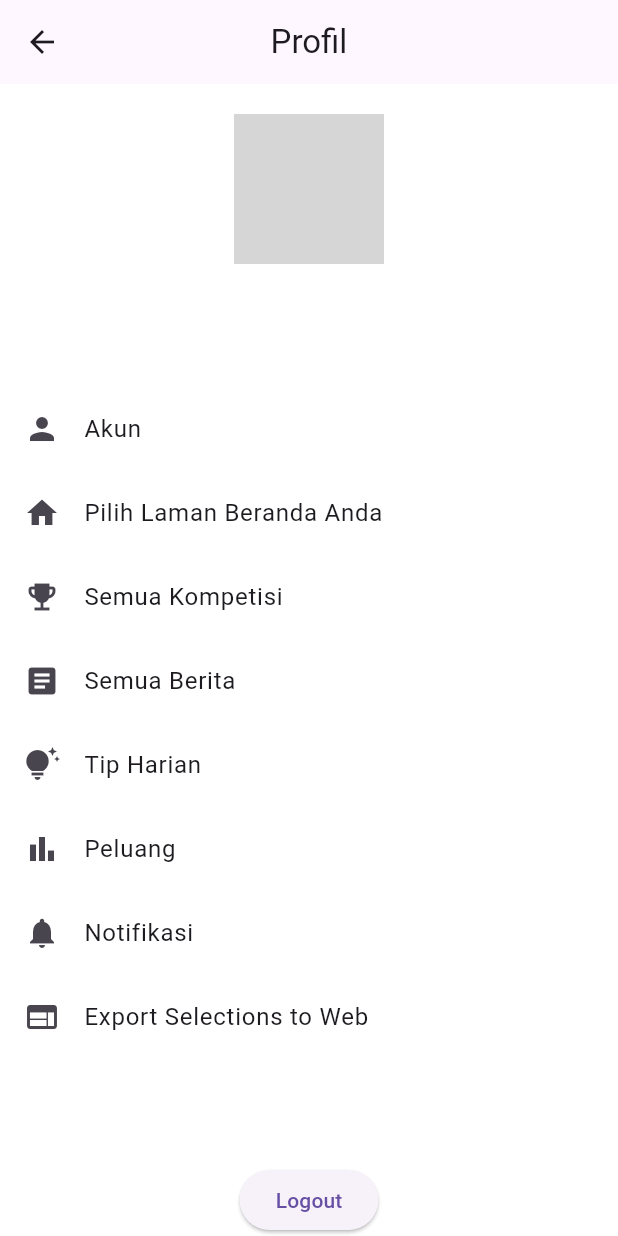
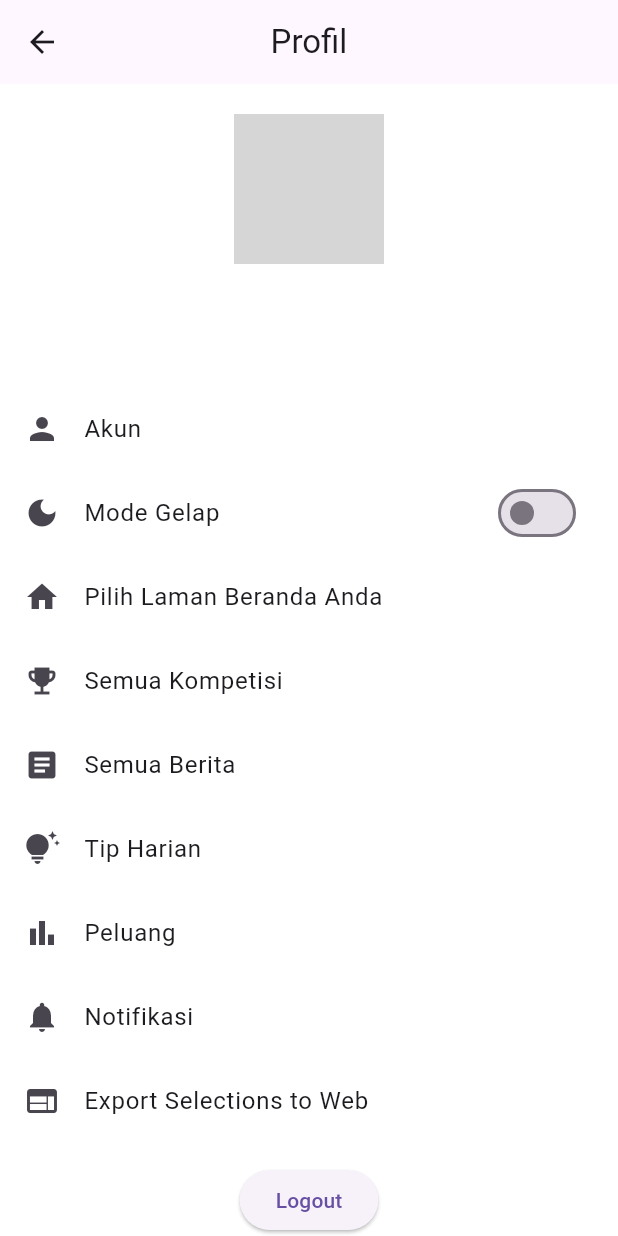
Before and after one commit to Leomuch/uas_mobile, a Flutter app: the screen it shows once a user with an empty profile is signed in, item 4 of the bottom bar chosen, after a tap on "Akun", on a phone screen of 412 x 824 dp. Run offline on Flutter 3.47's test engine with Material 3 defaults, Android fonts, the light colour scheme and no system bars; our stand-ins replace cloud_firestore, firebase_auth, firebase_core, flutter_native_splash, google_sign_in, shared_preferences; accounts and stored records are empty; network calls fail; grey boxes are pictures that could not be loaded.

Commit message:
toggle dark mode

```diff
--- a/lib/controller/controller_bottom_navbar.dart
+++ b/lib/controller/controller_bottom_navbar.dart
@@ -66,7 +66,7 @@ List<Widget> widgetOptions(
                 news['title'] ?? 'No Title',
                 news['description'] ?? 'No Description',
                 news['imageUrl'],
-                news['url'],
+                news['url'], context: context,
               );
             },
           );
--- a/lib/main.dart
+++ b/lib/main.dart
@@ -3,7 +3,8 @@ import 'package:firebase_core/firebase_core.dart';
 import 'package:flutter/foundation.dart';
 import 'package:flutter/material.dart';
 import 'package:flutter_native_splash/flutter_native_splash.dart';
-import 'package:sofa_score/models/profil.dart';
+import 'package:shared_preferences/shared_preferences.dart';
+import 'package:sofa_score/pages/profil.dart';
 import 'package:sofa_score/pages/auth.dart';
 import 'package:sofa_score/pages/competition_page.dart';
 import 'package:sofa_score/pages/home_page.dart';
@@ -25,28 +26,51 @@ final GlobalKey<NavigatorState> navigatorKey = GlobalKey<NavigatorState>();
 class MyApp extends StatefulWidget {
   const MyApp({super.key});
 
+  static MyAppState? of(BuildContext context) =>
+      context.findAncestorStateOfType<MyAppState>();
+
   @override
-  State<MyApp> createState() => _MyAppState();
+  State<MyApp> createState() => MyAppState();
 }
 
-class _MyAppState extends State<MyApp> {
+class MyAppState extends State<MyApp> {
+  ThemeMode _themeMode = ThemeMode.system; // Default: sistem perangkat
+
   @override
   void initState() {
     super.initState();
-    initializtion();
+    _initializeTheme();
+    _initializeSplashScreen();
   }
 
-  void initializtion() async {
+  /// Menginisialisasi tema dari preferensi pengguna
+  Future<void> _initializeTheme() async {
+    final SharedPreferences prefs = await SharedPreferences.getInstance();
+    final isDarkMode = prefs.getBool('isDarkMode') ?? false;
+    setState(() {
+      _themeMode = isDarkMode ? ThemeMode.dark : ThemeMode.light;
+    });
+  }
+
+  /// Fungsi untuk mengubah tema secara global
+  void setThemeMode(ThemeMode themeMode) async {
+    final SharedPreferences prefs = await SharedPreferences.getInstance();
+    await prefs.setBool('isDarkMode', themeMode == ThemeMode.dark);
+    setState(() {
+      _themeMode = themeMode;
+    });
+  }
+
+  /// Menghapus splash screen setelah penundaan
+  void _initializeSplashScreen() async {
     if (kDebugMode) {
-      print('pausing...');
+      print('Splash Screen sedang berjalan...');
     }
     await Future.delayed(const Duration(seconds: 1));
-    if (kDebugMode) {
-      print('pausing');
-    }
     FlutterNativeSplash.remove();
   }
 
+  /// Fungsi untuk logout
   Future<void> logout() async {
     await FirebaseAuth.instance.signOut();
     if (mounted) {
@@ -61,7 +85,7 @@ class _MyAppState extends State<MyApp> {
     return MaterialApp(
       navigatorKey: navigatorKey,
       debugShowCheckedModeBanner: false,
-      themeMode: ThemeMode.system,
+      themeMode: _themeMode,
       theme: ThemeData.light().copyWith(
         primaryColor: Colors.blue,
         scaffoldBackgroundColor: Colors.white,
@@ -74,7 +98,7 @@ class _MyAppState extends State<MyApp> {
         stream: FirebaseAuth.instance.authStateChanges(),
         builder: (context, snapshot) {
           if (snapshot.connectionState == ConnectionState.waiting) {
-            return const CircularProgressIndicator();
+            return const Center(child: CircularProgressIndicator());
           } else if (snapshot.hasData) {
             return const HomePage();
           } else {
--- a/lib/pages/home_page.dart
+++ b/lib/pages/home_page.dart
@@ -27,11 +27,14 @@ class _HomePageState extends State<HomePage> {
       final index = matchData.indexWhere((match) => match['status'] == 'TIMED');
       if (index != -1) {
         final position = index * 70.0;
+        // Pastikan _scrollController terhubung dengan ListView
+        if (_scrollController.hasClients) {
           _scrollController.animateTo(
             position,
             duration: const Duration(seconds: 1),
             curve: Curves.easeInOut,
           );
+        }
       }
     });
   }
@@ -44,12 +47,15 @@ class _HomePageState extends State<HomePage> {
 
   Future<void> loadMatchData() async {
     List<Map<String, dynamic>> fetchedMatches = await fetchMatchData();
+    if (mounted) {
+      // Periksa apakah widget masih terpasang
       setState(() {
         matchData = fetchedMatches;
         isLoading = false;
       });
       // Panggil fungsi scroll setelah data dimuat
       scrollToUpcomingMatch();
+    }
   }
 
   void _onItemTapped(int index) {
@@ -91,8 +97,8 @@ class _HomePageState extends State<HomePage> {
       ),
       body: isLoading
           ? const Center(child: CircularProgressIndicator())
-          : widgetOptions(
-              context, setState, _scrollController, logout, navigateToProfile)[_selectedIndex],
+          : widgetOptions(context, setState, _scrollController, logout,
+              navigateToProfile)[_selectedIndex],
       bottomNavigationBar: BottomNavigationBar(
         items: const <BottomNavigationBarItem>[
           BottomNavigationBarItem(
--- a/lib/models/profil.dart
+++ b/lib/pages/profil.dart
@@ -1,5 +1,7 @@
 import 'package:flutter/material.dart';
 import 'package:firebase_auth/firebase_auth.dart';
+import 'package:shared_preferences/shared_preferences.dart';
+import 'package:sofa_score/main.dart';
 
 class ProfilePage extends StatefulWidget {
   final Future<void> Function() logout;
@@ -11,6 +13,34 @@ class ProfilePage extends StatefulWidget {
 }
 
 class _ProfilePageState extends State<ProfilePage> {
+  bool isDarkMode = false;
+
+  @override
+  void initState() {
+    super.initState();
+    _loadThemePreference();
+  }
+
+  Future<void> _loadThemePreference() async {
+    SharedPreferences prefs = await SharedPreferences.getInstance();
+    setState(() {
+      isDarkMode = prefs.getBool('isDarkMode') ?? false;
+    });
+  }
+
+  Future<void> _updateThemePreference(bool value) async {
+    SharedPreferences prefs = await SharedPreferences.getInstance();
+    await prefs.setBool('isDarkMode', value);
+    setState(() {
+      isDarkMode = value;
+    });
+
+    final ThemeMode themeMode = value ? ThemeMode.dark : ThemeMode.light;
+    if (mounted) {
+      MyApp.of(context)?.setThemeMode(themeMode);
+    }
+  }
+
   @override
   Widget build(BuildContext context) {
     return Scaffold(
@@ -60,14 +90,14 @@ class _ProfilePageState extends State<ProfilePage> {
                 ListTile(
                   leading: const Icon(Icons.person),
                   title: const Text('Akun'),
-                  onTap: () {
-                    Navigator.push(
-                      context,
-                      MaterialPageRoute(
-                          builder: (context) =>
-                              ProfilePage(logout: widget.logout)),
-                    );
-                  },
+                  onTap: () {},
+                ),
+                // Opsi Dark Mode
+                SwitchListTile(
+                  value: isDarkMode,
+                  title: const Text('Mode Gelap'),
+                  secondary: const Icon(Icons.dark_mode),
+                  onChanged: (value) => _updateThemePreference(value),
                 ),
                 ListTile(
                   leading: const Icon(Icons.home),
@@ -111,23 +141,14 @@ class _ProfilePageState extends State<ProfilePage> {
           ElevatedButton(
             onPressed: () async {
               try {
-                // Pastikan widget masih terpasang sebelum melakukan logout
                 await widget.logout();
-
-                // Periksa jika widget masih terpasang
                 if (mounted) {
-                  // Menggunakan addPostFrameCallback untuk memastikan context aman
                   WidgetsBinding.instance.addPostFrameCallback((_) {
-                    // Gunakan Navigator dengan rootNavigator: true untuk menavigasi ke halaman yang benar
                     Navigator.of(context, rootNavigator: true)
-                        .pushNamedAndRemoveUntil(
-                      '/landing',
-                      (route) => false, // Hapus semua route sebelumnya
-                    );
+                        .pushNamedAndRemoveUntil('/landing', (route) => false);
                   });
                 }
               } catch (e) {
-                // Menampilkan SnackBar hanya jika widget masih terpasang
                 if (mounted) {
                   WidgetsBinding.instance.addPostFrameCallback((_) {
                     ScaffoldMessenger.of(context).showSnackBar(
--- a/pubspec.yaml
+++ b/pubspec.yaml
@@ -43,6 +43,7 @@ dependencies:
   firebase_core: ^3.6.0
   cloud_firestore: ^5.4.4
   url_launcher: ^6.3.1
+  shared_preferences: ^2.0.15
 
 dev_dependencies:
   flutter_test:
```
Also changed, not shown: lib/util/font.dart (+31 -9 lines), pubspec.lock, 3 other files. Lines whose indentation alone changed are shown as unchanged.
